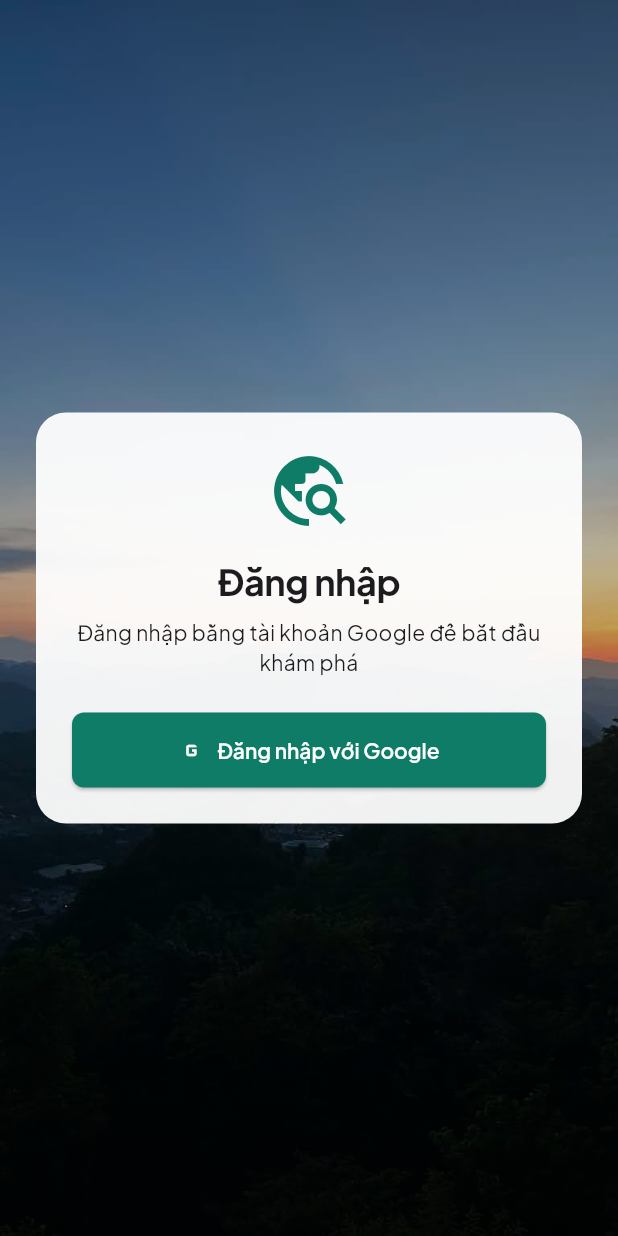
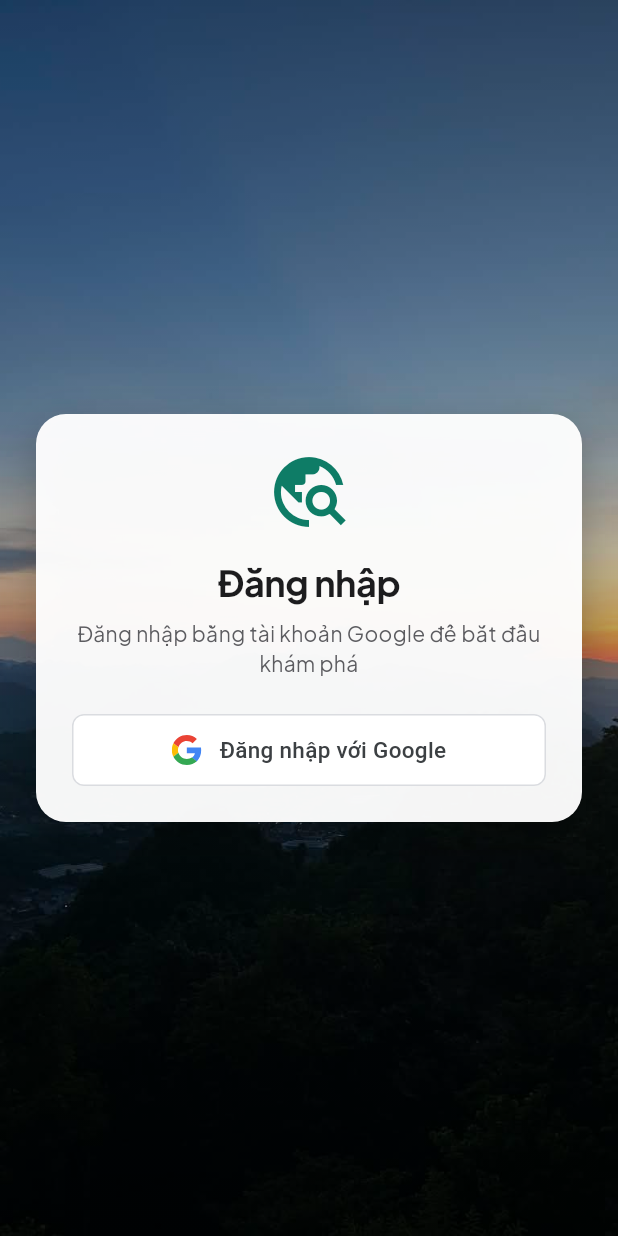
Before and after one commit to tuong10adc2/Travel_App, a Flutter app: the screen it shows after launch, on a phone screen of 412 x 824 dp. Run offline on Flutter 3.47's test engine with Material 3 defaults, Android fonts, the phone set to English and light mode, and no system bars; our stand-ins replace cached_network_image, cloud_firestore, firebase_auth, firebase_core, firebase_messaging, flutter_riverpod and 7 more; missing offline and left inert: dart:html, dart:ui_web; accounts and stored records are empty.

Commit message:
style: nut dang nhap Google theo kieu nut chinh thuc cua Google (app + web)
Nen trang, vien xam mang, logo G 4 mau, chu Roboto medium; web co ban
nen toi cho dark mode. Card dang nhap tren app luon chu toi vi nen trang.

```diff
--- a/lib/features/auth/screens/login_screen.dart
+++ b/lib/features/auth/screens/login_screen.dart
@@ -6,6 +6,7 @@ import '../../../l10n/app_localizations.dart';
 import '../data/auth_exception.dart';
 import '../data/auth_repository.dart';
 import '../widgets/auth_background.dart';
+import '../widgets/google_sign_in_button.dart';
 
 class LoginScreen extends ConsumerStatefulWidget {
   const LoginScreen({super.key});
@@ -46,8 +47,15 @@ class _LoginScreenState extends ConsumerState<LoginScreen> {
             child: Container(
               padding: const EdgeInsets.all(AppSpacing.lg),
               decoration: BoxDecoration(
-                color: Colors.white.withOpacity(0.94),
+                color: Colors.white.withOpacity(0.96),
                 borderRadius: BorderRadius.circular(AppRadius.lg),
+                boxShadow: [
+                  BoxShadow(
+                    color: Colors.black.withOpacity(0.25),
+                    blurRadius: 24,
+                    offset: const Offset(0, 10),
+                  ),
+                ],
               ),
               child: Column(
                 mainAxisSize: MainAxisSize.min,
@@ -59,26 +67,25 @@ class _LoginScreenState extends ConsumerState<LoginScreen> {
                   Text(
                     l10n.login,
                     textAlign: TextAlign.center,
-                    style: Theme.of(context).textTheme.headlineSmall,
+                    style: Theme.of(context)
+                        .textTheme
+                        .headlineSmall
+                        ?.copyWith(color: const Color(0xFF1C1C1E)),
                   ),
                   const SizedBox(height: AppSpacing.sm),
                   Text(
                     l10n.loginSubtitle,
                     textAlign: TextAlign.center,
-                    style: Theme.of(context).textTheme.bodyMedium,
+                    style: Theme.of(context)
+                        .textTheme
+                        .bodyMedium
+                        ?.copyWith(color: const Color(0xFF5C5C60)),
                   ),
                   const SizedBox(height: AppSpacing.lg),
-                  ElevatedButton.icon(
-                    onPressed: _isLoading ? null : _submitGoogle,
-                    icon: _isLoading
-                        ? const SizedBox(
-                            height: 20,
-                            width: 20,
-                            child: CircularProgressIndicator(
-                                strokeWidth: 2, color: Colors.white),
-                          )
-                        : const Icon(Icons.g_mobiledata),
-                    label: Text(l10n.loginWithGoogle),
+                  GoogleSignInButton(
+                    label: l10n.loginWithGoogle,
+                    isLoading: _isLoading,
+                    onPressed: _submitGoogle,
                   ),
                 ],
               ),
--- /dev/null
+++ b/lib/features/auth/widgets/google_sign_in_button.dart
@@ -0,0 +1,65 @@
+import 'package:flutter/material.dart';
+import 'package:flutter_svg/flutter_svg.dart';
+import 'package:google_fonts/google_fonts.dart';
+
+/// Nút "Đăng nhập với Google" theo đúng phong cách nút chính thức của Google:
+/// nền trắng, viền xám mảnh, logo "G" 4 màu, chữ Roboto medium màu xám đậm.
+class GoogleSignInButton extends StatelessWidget {
+  const GoogleSignInButton({
+    super.key,
+    required this.label,
+    required this.onPressed,
+    this.isLoading = false,
+  });
+
+  final String label;
+  final VoidCallback? onPressed;
+  final bool isLoading;
+
+  @override
+  Widget build(BuildContext context) {
+    final enabled = onPressed != null && !isLoading;
+    return Material(
+      color: Colors.white,
+      elevation: 0,
+      shape: RoundedRectangleBorder(
+        borderRadius: BorderRadius.circular(8),
+        side: const BorderSide(color: Color(0xFFDADCE0)),
+      ),
+      child: InkWell(
+        borderRadius: BorderRadius.circular(8),
+        splashColor: const Color(0x1F4285F4),
+        highlightColor: const Color(0x0F4285F4),
+        onTap: enabled ? onPressed : null,
+        child: SizedBox(
+          height: 48,
+          child: Center(
+            child: Row(
+              mainAxisSize: MainAxisSize.min,
+              children: [
+                SizedBox(
+                  width: 20,
+                  height: 20,
+                  child: isLoading
+                      ? const CircularProgressIndicator(
+                          strokeWidth: 2, color: Color(0xFF4285F4))
+                      : SvgPicture.asset('assets/illustrations/google_g.svg'),
+                ),
+                const SizedBox(width: 12),
+                Text(
+                  label,
+                  style: GoogleFonts.roboto(
+                    fontSize: 15,
+                    fontWeight: FontWeight.w500,
+                    letterSpacing: 0.2,
+                    color: const Color(0xFF3C4043),
+                  ),
+                ),
+              ],
+            ),
+          ),
+        ),
+      ),
+    );
+  }
+}
```
Also changed, not shown: assets/illustrations/google_g.svg (added), 2 other files.
